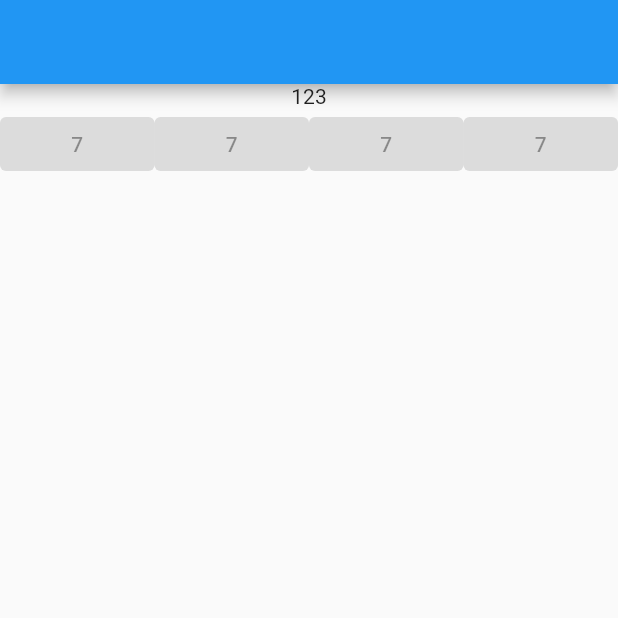
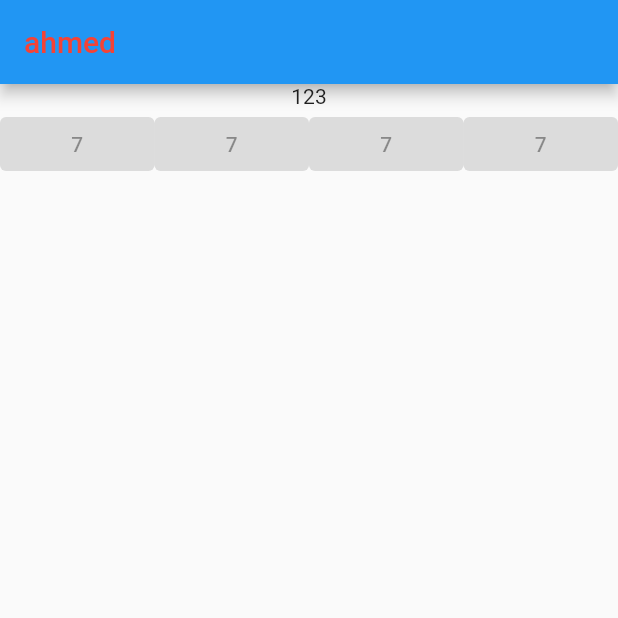
Before and after one commit to ahmedgebril20/cal-flu, a Flutter app: the screen it shows after launch, on a phone screen of 412 x 824 dp, the top half of it. Run offline on Flutter 3.47's test engine with Material 2 defaults, Android fonts, the phone set to English and light mode, and no system bars.

```diff
--- a/lib/main.dart
+++ b/lib/main.dart
@@ -9,7 +9,7 @@ class Calculator extends StatelessWidget{
   Widget build(BuildContext context) {
     return MaterialApp(
       home: Scaffold(
-        appBar: AppBar(),
+        appBar: AppBar(title: Text('ahmed',style: TextStyle(color: Colors.red),),),
         body: CalculatorWidget(),
       ),
     );
```
